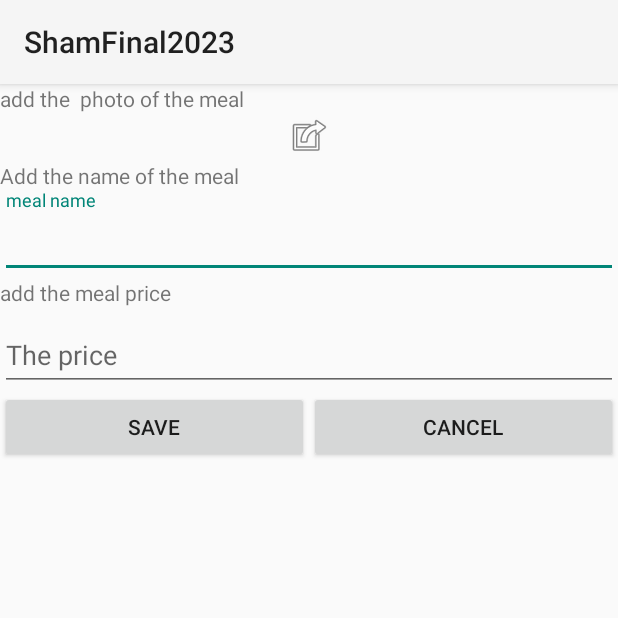
After one commit to shamD7/ShamFinal2023, an Android app: the addMeals screen opened directly, with no data from a screen before it, on a phone screen of 412 x 824 dp, the top half of it. The commit adds this screen. Run offline under Robolectric (Android 15) with nearby library versions, the phone set to English and light mode, and no system bars.

Commit message:
تكميل الmain

```diff
--- a/app/build.gradle
+++ b/app/build.gradle
@@ -37,7 +37,7 @@ dependencies {
 
     implementation 'androidx.appcompat:appcompat:1.0.0'
     implementation 'androidx.constraintlayout:constraintlayout:1.1.3'
-    implementation 'com.google.android.material:material:1.10.0'
+    implementation 'com.google.android.material:material:1.12.0'
     implementation 'androidx.annotation:annotation:1.0.0'
     implementation 'androidx.lifecycle:lifecycle-livedata:2.0.0'
     implementation 'androidx.lifecycle:lifecycle-viewmodel:2.0.0'
--- a/app/src/debug/res/values/theme_overlays.xml
+++ b/app/src/debug/res/values/theme_overlays.xml
@@ -1,5 +1,5 @@
 <resources>
-    <style name="ThemeOverlay.AppTheme.MediumContrast" parent="Theme.Material3.Light.NoActionBar">
+    <style name="ThemeOverlay.AppTheme.MediumContrast" parent="Theme.Material3.Light">
         <item name="colorPrimary">@color/md_theme_primary_mediumContrast</item>
         <item name="colorOnPrimary">@color/md_theme_onPrimary_mediumContrast</item>
         <item name="colorPrimaryContainer">@color/md_theme_primaryContainer_mediumContrast</item>
--- a/app/src/debug/res/values/themes.xml
+++ b/app/src/debug/res/values/themes.xml
@@ -1,5 +1,5 @@
 <resources>
-    <style name="AppTheme" parent="Theme.Material3.Light.NoActionBar">
+    <style name="AppTheme" parent="Theme.Material3.Light">
         <item name="colorPrimary">@color/md_theme_primary</item>
         <item name="colorOnPrimary">@color/md_theme_onPrimary</item>
         <item name="colorPrimaryContainer">@color/md_theme_primaryContainer</item>
--- /dev/null
+++ b/app/src/main/java/sham/dawod/shamfinal2023/addMeals.java
@@ -0,0 +1,26 @@
+package sham.dawod.shamfinal2023;
+
+import androidx.appcompat.app.AppCompatActivity;
+
+import android.os.Bundle;
+
+public class addMeals extends AppCompatActivity
+{
+
+
+    @Override
+    protected void onCreate(Bundle savedInstanceState) {
+        super.onCreate(savedInstanceState);
+        setContentView(R.layout.activity_add_meals);
+    }
+    /**
+     * دالة لاضافة وجبة
+     */
+    public void Add_And_Save_MEAL()
+        {
+
+}
+
+
+
+}
--- /dev/null
+++ b/app/src/main/res/layout/activity_add_meals.xml
@@ -0,0 +1,81 @@
+<?xml version="1.0" encoding="utf-8"?>
+<RelativeLayout xmlns:android="http://schemas.android.com/apk/res/android"
+    xmlns:app="http://schemas.android.com/apk/res-auto"
+    xmlns:tools="http://schemas.android.com/tools"
+    android:layout_width="match_parent"
+    android:layout_height="match_parent"
+    tools:context=".addMeals">
+
+    <LinearLayout
+        android:layout_width="match_parent"
+        android:layout_height="match_parent"
+        android:orientation="vertical">
+
+        <TextView
+            android:id="@+id/textView"
+            android:layout_width="match_parent"
+            android:layout_height="wrap_content"
+            android:text="add the  photo of the meal" />
+
+        <ImageView
+            android:id="@+id/imageView5"
+            android:layout_width="match_parent"
+            android:layout_height="wrap_content"
+            app:srcCompat="@android:drawable/ic_menu_set_as" />
+
+        <TextView
+            android:id="@+id/textView2"
+            android:layout_width="match_parent"
+            android:layout_height="wrap_content"
+            android:text="Add the name of the meal" />
+
+        <com.google.android.material.textfield.TextInputLayout
+            android:layout_width="match_parent"
+            android:layout_height="wrap_content">
+
+            <com.google.android.material.textfield.TextInputEditText
+                android:layout_width="match_parent"
+                android:layout_height="wrap_content"
+                android:hint="meal name "
+                android:textSize="20sp" />
+        </com.google.android.material.textfield.TextInputLayout>
+
+        <TextView
+            android:id="@+id/textView3"
+            android:layout_width="match_parent"
+            android:layout_height="wrap_content"
+            android:text="add the meal price " />
+
+        <com.google.android.material.textfield.TextInputLayout
+            android:layout_width="match_parent"
+            android:layout_height="wrap_content">
+
+            <com.google.android.material.textfield.TextInputEditText
+                android:layout_width="match_parent"
+                android:layout_height="wrap_content"
+                android:hint="The price" />
+        </com.google.android.material.textfield.TextInputLayout>
+
+        <LinearLayout
+            android:layout_width="match_parent"
+            android:layout_height="match_parent"
+            android:orientation="horizontal">
+
+            <Button
+                android:id="@+id/button"
+                android:layout_width="wrap_content"
+                android:layout_height="wrap_content"
+                android:layout_weight="1"
+                android:text="SAVE" />
+
+            <Button
+                android:id="@+id/button2"
+                android:layout_width="wrap_content"
+                android:layout_height="wrap_content"
+                android:layout_weight="1"
+                android:text="CANCEL" />
+        </LinearLayout>
+
+    </LinearLayout>
+
+</RelativeLayout>
--- a/app/src/main/res/layout/main_activity_restaurants.xml
+++ b/app/src/main/res/layout/main_activity_restaurants.xml
@@ -12,8 +12,7 @@
         android:layout_height="match_parent"
         android:orientation="vertical">
 
-        <Spinner
-            android:id="@+id/spinner3"
+        <SearchView
             android:layout_width="match_parent"
             android:layout_height="wrap_content" />
 
--- a/app/src/main/res/menu/main_menu.xml
+++ b/app/src/main/res/menu/main_menu.xml
@@ -11,4 +11,7 @@
     <item
         android:id="@+id/itmAddRes"
         android:title="Add Restaurant" />
+    <item
+        android:id="@+id/itmAddMeal"
+        android:title="Add Meal" />
 </menu>
```
Also changed, not shown: app/src/main/AndroidManifest.xml (+8 -2 lines), app/src/main/java/sham/dawod/shamfinal2023/MainActivityRestaurants.java (+35 -0 lines), app/src/main/java/sham/dawod/shamfinal2023/SignIn.java (+60 -0 lines), app/src/main/java/sham/dawod/shamfinal2023/SignUp.java (+16 -0 lines), app/src/main/java/sham/dawod/shamfinal2023/addRes.java (+40 -11 lines), app/src/main/java/sham/dawod/shamfinal2023/data/Location.java (deleted, +0 -7 lines), app/src/main/java/sham/dawod/shamfinal2023/data/resTable/Restaurants.java (+4 -11 lines), app/src/main/res/layout/add_res.xml (+15 -1 lines), 1 other file.
